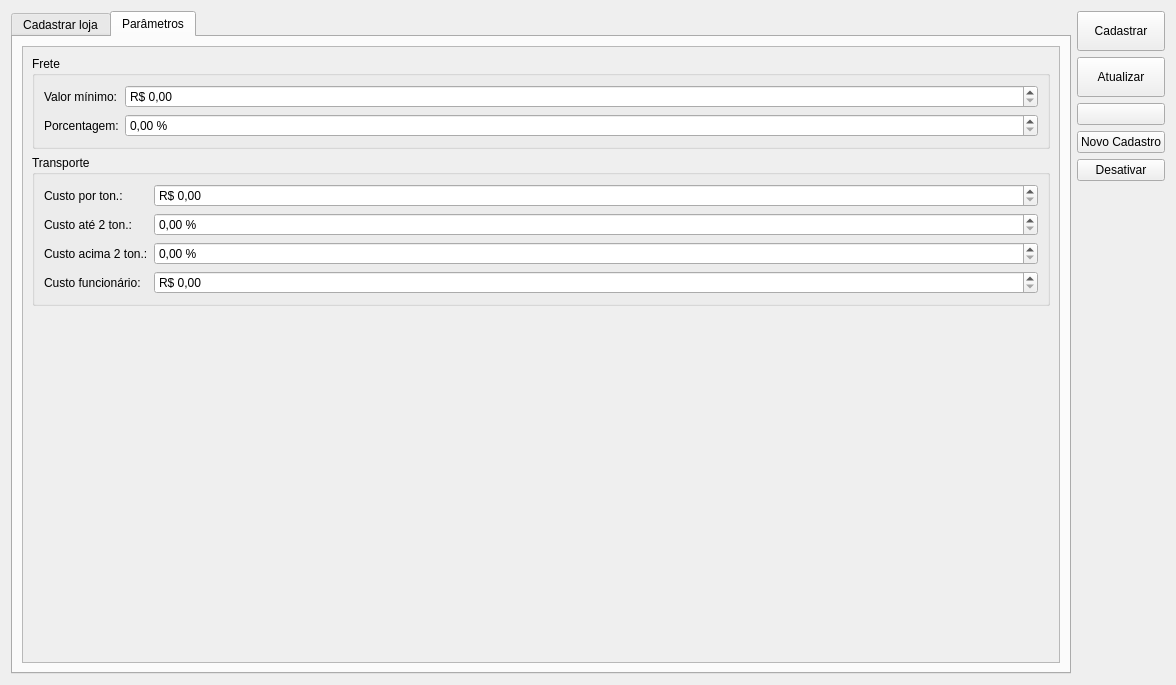
darktorres/ERP-STACCATO, file ui/cadastroloja.ui: the form before one commit.
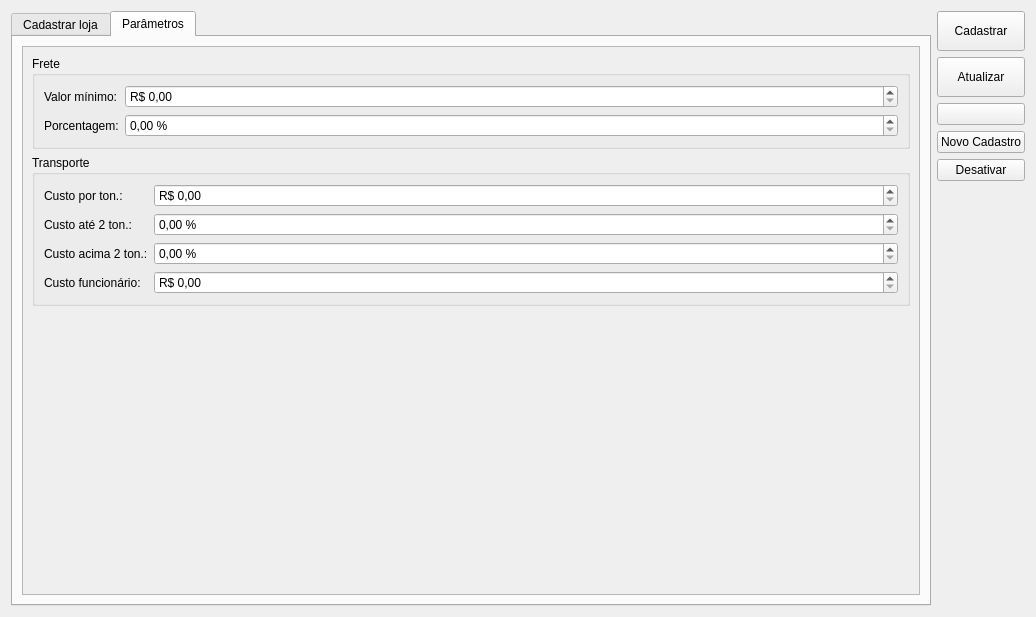
The form after the commit. The open tabs and pages were chosen to show the change. Icons and pictures are not drawn. Custom widgets are drawn as their Qt base class.

```diff
--- a/ui/cadastroloja.ui
+++ b/ui/cadastroloja.ui
@@ -9,8 +9,8 @@
    <rect>
     <x>0</x>
     <y>0</y>
-    <width>1176</width>
-    <height>685</height>
+    <width>1036</width>
+    <height>617</height>
    </rect>
   </property>
   <property name="windowTitle">
@@ -667,8 +667,8 @@
            <rect>
             <x>0</x>
             <y>0</y>
-            <width>1017</width>
-            <height>616</height>
+            <width>877</width>
+            <height>548</height>
            </rect>
           </property>
           <layout class="QGridLayout" name="gridLayout_13">
```
